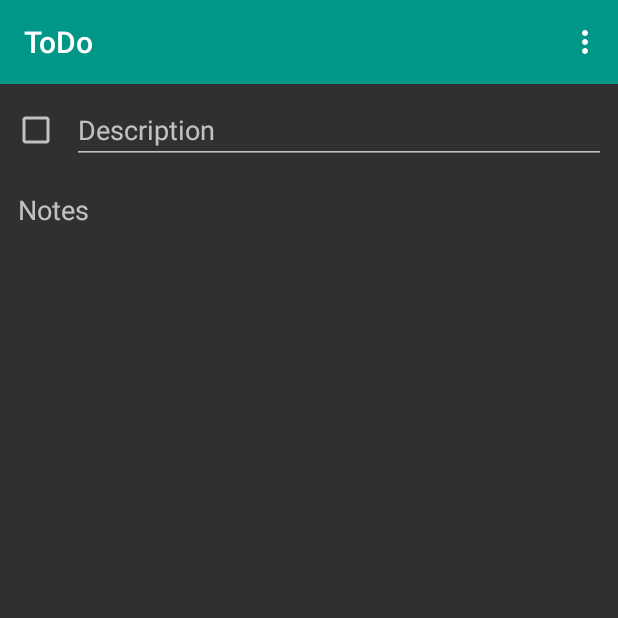
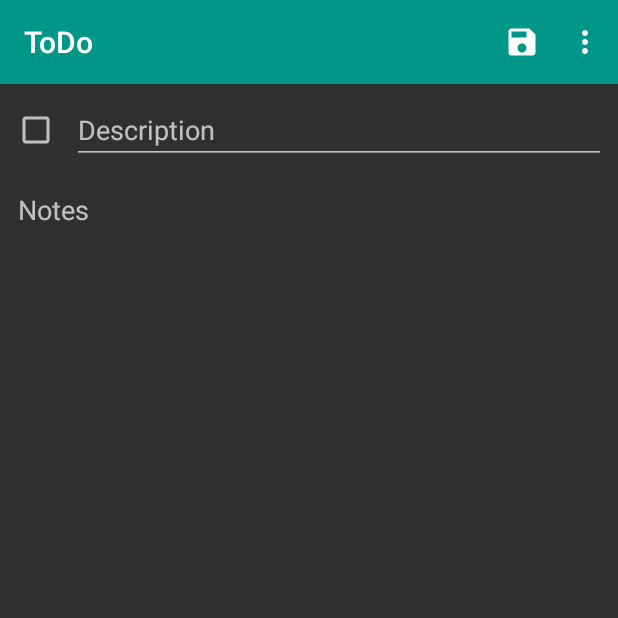
Before and after one commit to JoseCruzMV/ToDo, an Android app: the fragment EditFragment placed in its activity, on a phone screen of 412 x 824 dp, the top half of it. Run offline under Robolectric (Android 15) with nearby library versions, the phone set to English and light mode, and no system bars; our stand-ins replace navigation-ui; 6 statements that could not run were skipped.

Commit message:
Added: Save functionality

```diff
--- a/app/src/main/java/com/commonsware/todo/RosterListFragment.kt
+++ b/app/src/main/java/com/commonsware/todo/RosterListFragment.kt
@@ -49,7 +49,7 @@ class RosterListFragment : Fragment() {
             )
         }
 
-        adapter.submitList(motor.items)
+        adapter.submitList(motor.getItems())
         binding?.empty?.visibility = View.GONE
     }
 
--- a/app/src/main/java/com/commonsware/todo/RosterMotor.kt
+++ b/app/src/main/java/com/commonsware/todo/RosterMotor.kt
@@ -5,7 +5,7 @@ import androidx.lifecycle.ViewModel
 class RosterMotor(
     private val repo: ToDoRepository
 ): ViewModel() {
-    val items = repo.items
+    fun getItems() = repo.items
 
     fun save(model: ToDoModel) {
         repo.save(model)
--- a/app/src/main/java/com/commonsware/todo/SingleModelMotor.kt
+++ b/app/src/main/java/com/commonsware/todo/SingleModelMotor.kt
@@ -7,4 +7,6 @@ class SingleModelMotor(
     private val modelId: String,
 ) : ViewModel() {
     fun getModel() = repo.find(modelId = modelId)
+
+    fun save(model: ToDoModel) = repo.save(model = model)
 }
--- /dev/null
+++ b/app/src/main/res/drawable/ic_save.xml
@@ -0,0 +1,10 @@
+<vector xmlns:android="http://schemas.android.com/apk/res/android"
+    android:width="24dp"
+    android:height="24dp"
+    android:viewportWidth="24"
+    android:viewportHeight="24"
+    android:tint="?attr/colorControlNormal">
+  <path
+      android:fillColor="@android:color/white"
+      android:pathData="M17,3L5,3c-1.11,0 -2,0.9 -2,2v14c0,1.1 0.89,2 2,2h14c1.1,0 2,-0.9 2,-2L21,7l-4,-4zM12,19c-1.66,0 -3,-1.34 -3,-3s1.34,-3 3,-3 3,1.34 3,3 -1.34,3 -3,3zM15,9L5,9L5,5h10v4z"/>
+</vector>
--- /dev/null
+++ b/app/src/main/res/menu/actions_edit.xml
@@ -0,0 +1,10 @@
+<?xml version="1.0" encoding="utf-8"?>
+<menu xmlns:app="http://schemas.android.com/apk/res-auto"
+    xmlns:android="http://schemas.android.com/apk/res/android">
+
+    <item
+        android:id="@+id/save"
+        android:icon="@drawable/ic_save"
+        android:title="@string/menu_save"
+        app:showAsAction="ifRoom|withText" />
+</menu>
--- a/app/src/main/res/values/strings.xml
+++ b/app/src/main/res/values/strings.xml
@@ -7,4 +7,5 @@
     <string name="menu_edit">Edit</string>
     <string name="desc">Description</string>
     <string name="notes">Notes</string>
+    <string name="menu_save">Save</string>
 </resources>
```
Also changed, not shown: app/src/main/java/com/commonsware/todo/EditFragment.kt (+60 -3 lines).
